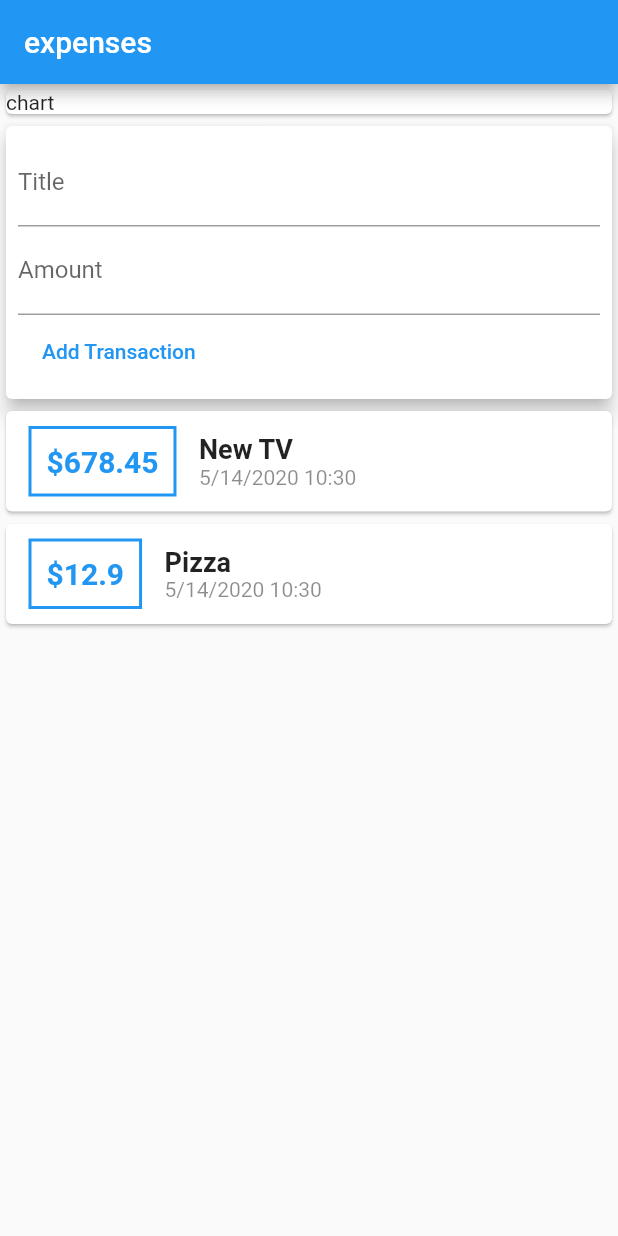
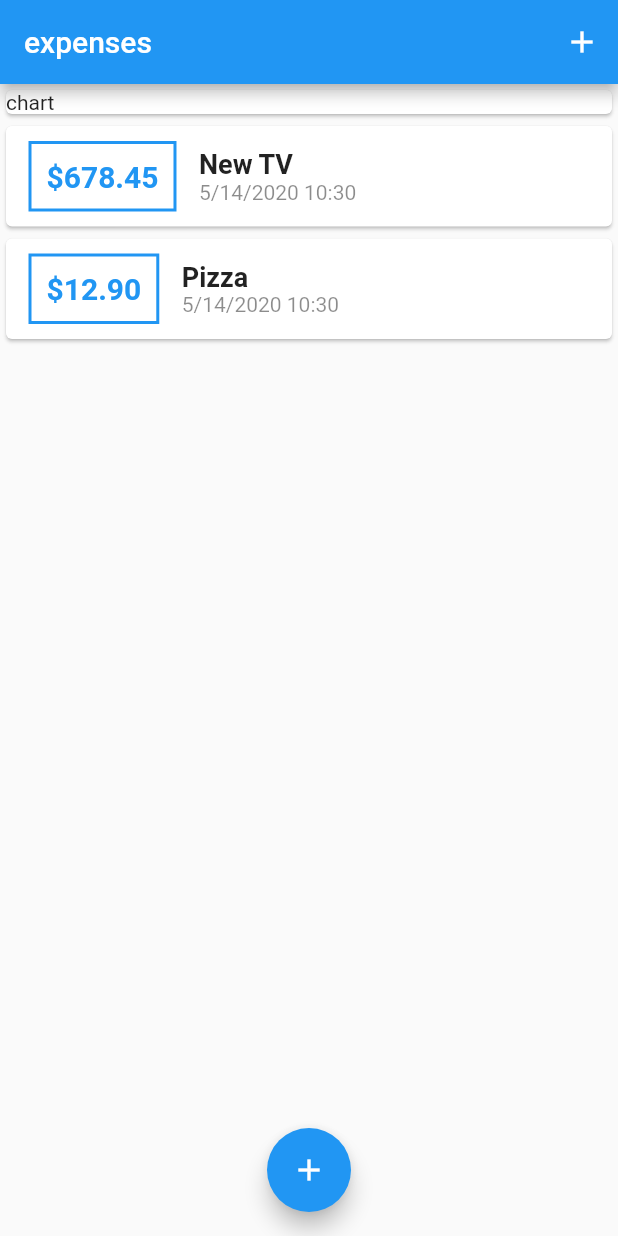
Before and after one commit to jalalazimi/flutter-expenses, a Flutter app: the screen it shows after launch, on a phone screen of 412 x 824 dp. Run offline on Flutter 3.47's test engine with Material 2 defaults, Android fonts, the phone set to English and light mode, and no system bars.

Commit message:
feat: add modal transaction

```diff
--- a/lib/main.dart
+++ b/lib/main.dart
@@ -1,7 +1,9 @@
-import 'package:expenses/widgets/user_transactions.dart';
 import 'package:flutter/material.dart';
 
-import './widgets/user_transactions.dart';
+import './widgets/new_transaction.dart';
+import './widgets/transaction_list.dart';
+
+import './models/transaction.dart';
 
 void main() => runApp(MyApp());
 
@@ -15,21 +17,70 @@ class MyApp extends StatelessWidget {
   }
 }
 
-class MyHomePage extends StatelessWidget {
+class MyHomePage extends StatefulWidget {
+  @override
+  _MyHomePageState createState() => _MyHomePageState();
+}
+
+class _MyHomePageState extends State<MyHomePage> {
+  final List<Transaction> _userTransactions = [
+    Transaction(
+        id: 't1', title: 'New TV', amount: 678.45, date: DateTime.now()),
+    Transaction(id: 't2', title: 'Pizza', amount: 12.90, date: DateTime.now())
+  ];
+
+  void _addNewTransaction(String title, double amount) {
+    final newTx = Transaction(
+        title: title,
+        amount: amount,
+        date: DateTime.now(),
+        id: DateTime.now().toString());
+
+    setState(() {
+      _userTransactions.add(newTx);
+    });
+
+    Navigator.of(context).pop();
+  }
+
+  void startAddNewTransaction(BuildContext ctx) {
+    showModalBottomSheet(
+        context: ctx,
+        builder: (_) {
+          return GestureDetector(
+            child: NewTransaction(_addNewTransaction),
+            onTap: () {},
+            behavior: HitTestBehavior.opaque,
+          );
+        });
+  }
+
   @override
   Widget build(BuildContext context) {
     return Scaffold(
       appBar: AppBar(
         title: Text("expenses"),
+        actions: <Widget>[
+          IconButton(
+            icon: Icon(Icons.add),
+            color: Colors.white,
+            onPressed: () => startAddNewTransaction(context),
+          )
+        ],
       ),
       body: SingleChildScrollView(
           child: Column(
         crossAxisAlignment: CrossAxisAlignment.stretch,
         children: <Widget>[
           Container(width: double.infinity, child: Card(child: Text('chart'))),
-          UserTransactions()
+          TransactionList(_userTransactions),
         ],
       )),
+      floatingActionButtonLocation: FloatingActionButtonLocation.centerFloat,
+      floatingActionButton: FloatingActionButton(
+        child: Icon(Icons.add),
+        onPressed: () => startAddNewTransaction(context),
+      ),
     );
   }
 }
--- a/lib/widgets/transaction_list.dart
+++ b/lib/widgets/transaction_list.dart
@@ -19,7 +19,7 @@ class TransactionList extends StatelessWidget {
               children: <Widget>[
                 Container(
                   child: Text(
-                    '\$${userTransactions[index].amount.toString()}',
+                    '\$${userTransactions[index].amount.toStringAsFixed(2)}',
                     style: TextStyle(
                         fontWeight: FontWeight.bold,
                         fontSize: 20,
--- a/lib/widgets/user_transactions.dart
+++ /dev/null
@@ -1,41 +0,0 @@
-import 'package:flutter/material.dart';
-
-import './transaction_list.dart';
-import './new_transaction.dart';
-
-import '../models/transaction.dart';
-
-class UserTransactions extends StatefulWidget {
-  @override
-  _UserTransactionsState createState() => _UserTransactionsState();
-}
-
-class _UserTransactionsState extends State<UserTransactions> {
-  final List<Transaction> _userTransactions = [
-    Transaction(
-        id: 't1', title: 'New TV', amount: 678.45, date: DateTime.now()),
-    Transaction(id: 't2', title: 'Pizza', amount: 12.90, date: DateTime.now())
-  ];
-
-  void _addNewTransaction(String title, double amount) {
-    final newTx = Transaction(
-        title: title,
-        amount: amount,
-        date: DateTime.now(),
-        id: DateTime.now().toString());
-
-    setState(() {
-      _userTransactions.add(newTx);
-    });
-  }
-
-  @override
-  Widget build(BuildContext context) {
-    return Column(
-      children: <Widget>[
-        NewTransaction(_addNewTransaction),
-        TransactionList(_userTransactions),
-      ],
-    );
-  }
-}
```
Also changed, not shown: lib/widgets/new_transaction.dart (+23 -6 lines).
